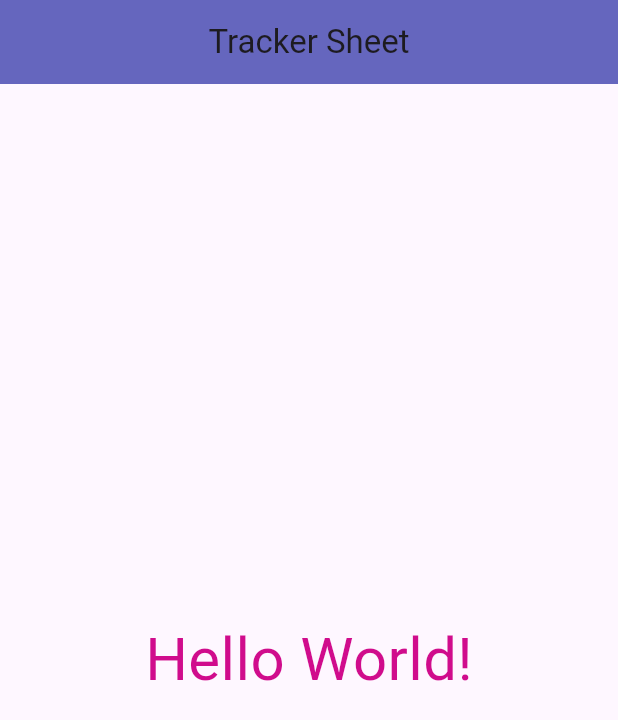
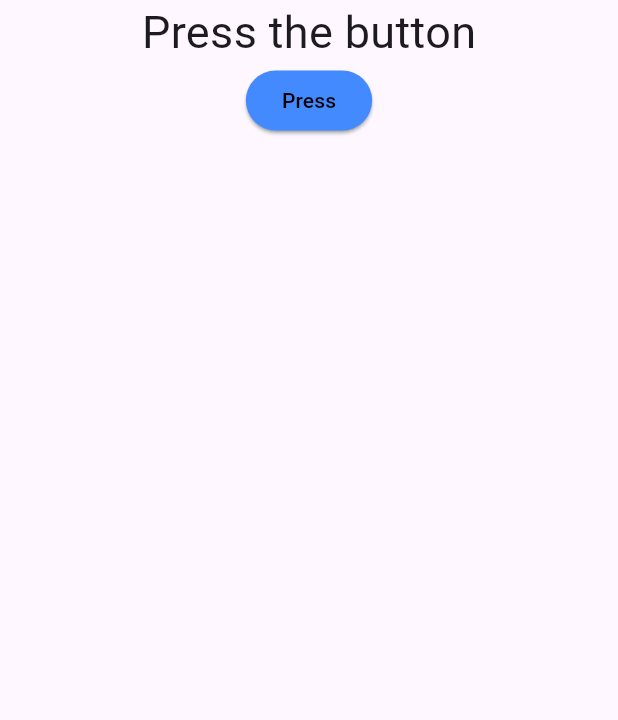
Before and after one commit to anika-moumeta/flutter_application_tracker, a Flutter app: the screen it shows after launch, on a phone screen of 412 x 824 dp. Shown: the top 720 px of the screen. Run offline on Flutter 3.47's test engine with Material 3 defaults, Android fonts, the phone set to English and light mode, and no system bars; Roboto replaces fonts that are missing (Monoton).

Commit message:
Problem2

```diff
--- a/lib/main.dart
+++ b/lib/main.dart
@@ -1,31 +1,41 @@
 import 'package:flutter/material.dart';
-import 'package:google_fonts/google_fonts.dart';
 
 void main() {
   runApp(const MyApp());
 }
 
-class MyApp extends StatelessWidget {
+class MyApp extends StatefulWidget {
   const MyApp({super.key});
+
+  @override
+  State<MyApp> createState() => _MyAppState();
+}
+
+class _MyAppState extends State<MyApp> {
+  String _displayText = "Press the button";
+  void _changeText() {
+    setState(() {
+      _displayText = "Button pressed";
+    });
+  }
 
   @override
   Widget build(BuildContext context) {
     return MaterialApp(
-      debugShowCheckedModeBanner: false,
       home: Scaffold(
-        appBar: AppBar(
-          centerTitle: true,
-          title: Text("Tracker Sheet"),
-          backgroundColor: const Color.fromARGB(255, 101, 102, 190),
-        ),
         body: Center(
-          child: Text(
-            "Hello World!",
-            style: TextStyle(
-              fontFamily: GoogleFonts.monoton().fontFamily,
-              fontSize: 40,
-              color: const Color.fromARGB(255, 208, 12, 140),
-            ),
+          child: Column(
+            children: [
+              Text(_displayText, style: TextStyle(fontSize: 30)),
+              ElevatedButton(
+                onPressed: _changeText,
+                child: Text("Press", style: TextStyle(color: Colors.black)),
+                style: ButtonStyle(
+                  backgroundColor: MaterialStateProperty.all(Colors.blueAccent),
+                  shadowColor: MaterialStateProperty.all(Colors.blueGrey),
+                ),
+              ),
+            ],
           ),
         ),
       ),
```
